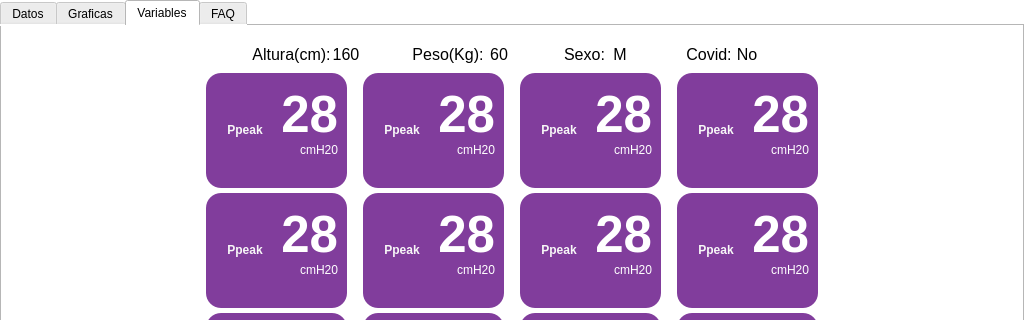
JulianDuque97/EPI, file _main_.ui: the form before one commit; both pictures show x 0 to 1024 and y 0 to 320 of the 1024 by 600 pixel window.
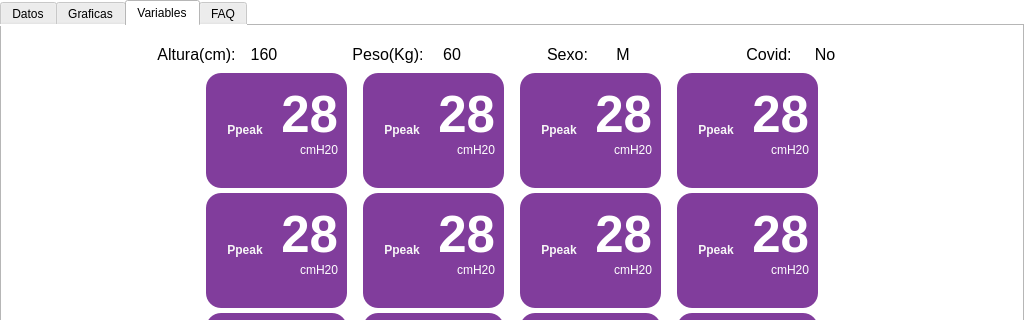
The form after the commit. The open tabs and pages were chosen to show the change. Icons and pictures are not drawn. Custom widgets are drawn as their Qt base class.

The edit to the form file:
```diff
--- a/_main_.ui
+++ b/_main_.ui
@@ -2075,7 +2075,7 @@
         <string>Variables</string>
        </attribute>
        <layout class="QGridLayout" name="gridLayout_12">
-        <item row="0" column="1">
+        <item row="0" column="2">
          <layout class="QVBoxLayout" name="verticalLayout_11">
           <item>
            <widget class="QFrame" name="frame_8">
@@ -2118,9 +2118,12 @@
                <property name="orientation">
                 <enum>Qt::Horizontal</enum>
                </property>
+               <property name="sizeType">
+                <enum>QSizePolicy::Fixed</enum>
+               </property>
                <property name="sizeHint" stdset="0">
                 <size>
-                 <width>40</width>
+                 <width>146</width>
                  <height>20</height>
                 </size>
                </property>
@@ -2173,9 +2176,12 @@
                <property name="orientation">
                 <enum>Qt::Horizontal</enum>
                </property>
+               <property name="sizeType">
+                <enum>QSizePolicy::Fixed</enum>
+               </property>
                <property name="sizeHint" stdset="0">
                 <size>
-                 <width>40</width>
+                 <width>60</width>
                  <height>20</height>
                 </size>
                </property>
@@ -2228,9 +2234,12 @@
                <property name="orientation">
                 <enum>Qt::Horizontal</enum>
                </property>
+               <property name="sizeType">
+                <enum>QSizePolicy::Fixed</enum>
+               </property>
                <property name="sizeHint" stdset="0">
                 <size>
-                 <width>40</width>
+                 <width>60</width>
                  <height>20</height>
                 </size>
                </property>
@@ -2283,9 +2292,12 @@
                <property name="orientation">
                 <enum>Qt::Horizontal</enum>
                </property>
+               <property name="sizeType">
+                <enum>QSizePolicy::Fixed</enum>
+               </property>
                <property name="sizeHint" stdset="0">
                 <size>
-                 <width>40</width>
+                 <width>90</width>
                  <height>20</height>
                 </size>
                </property>
@@ -2338,9 +2350,12 @@
                <property name="orientation">
                 <enum>Qt::Horizontal</enum>
                </property>
+               <property name="sizeType">
+                <enum>QSizePolicy::Fixed</enum>
+               </property>
                <property name="sizeHint" stdset="0">
                 <size>
-                 <width>40</width>
+                 <width>150</width>
                  <height>20</height>
                 </size>
                </property>
@@ -2351,6 +2366,19 @@
           </item>
           <item>
            <layout class="QHBoxLayout" name="horizontalLayout_8">
+            <item>
+             <spacer name="horizontalSpacer_16">
+              <property name="orientation">
+               <enum>Qt::Horizontal</enum>
+              </property>
+              <property name="sizeHint" stdset="0">
+               <size>
+                <width>40</width>
+                <height>20</height>
+               </size>
+              </property>
+             </spacer>
+            </item>
             <item>
              <layout class="QVBoxLayout" name="verticalLayout_12">
               <property name="spacing">
@@ -4083,11 +4111,7 @@
               </item>
              </layout>
             </item>
-           </layout>
-          </item>
-         </layout>
-        </item>
-        <item row="0" column="2">
+            <item>
          <spacer name="horizontalSpacer_17">
           <property name="orientation">
            <enum>Qt::Horizontal</enum>
@@ -4100,18 +4124,9 @@
           </property>
          </spacer>
         </item>
-        <item row="0" column="0">
-         <spacer name="horizontalSpacer_16">
-          <property name="orientation">
-           <enum>Qt::Horizontal</enum>
-          </property>
-          <property name="sizeHint" stdset="0">
-           <size>
-            <width>40</width>
-            <height>20</height>
-           </size>
-          </property>
-         </spacer>
+           </layout>
+          </item>
+         </layout>
         </item>
        </layout>
       </widget>
```
Lines whose indentation alone changed are shown as unchanged.
